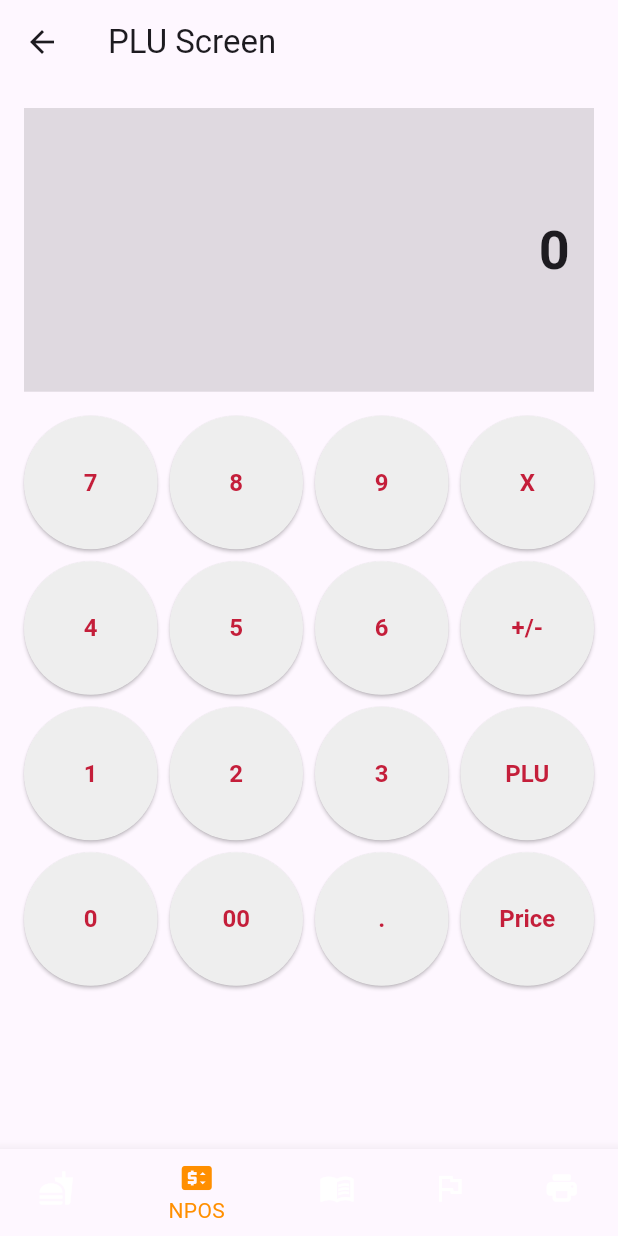
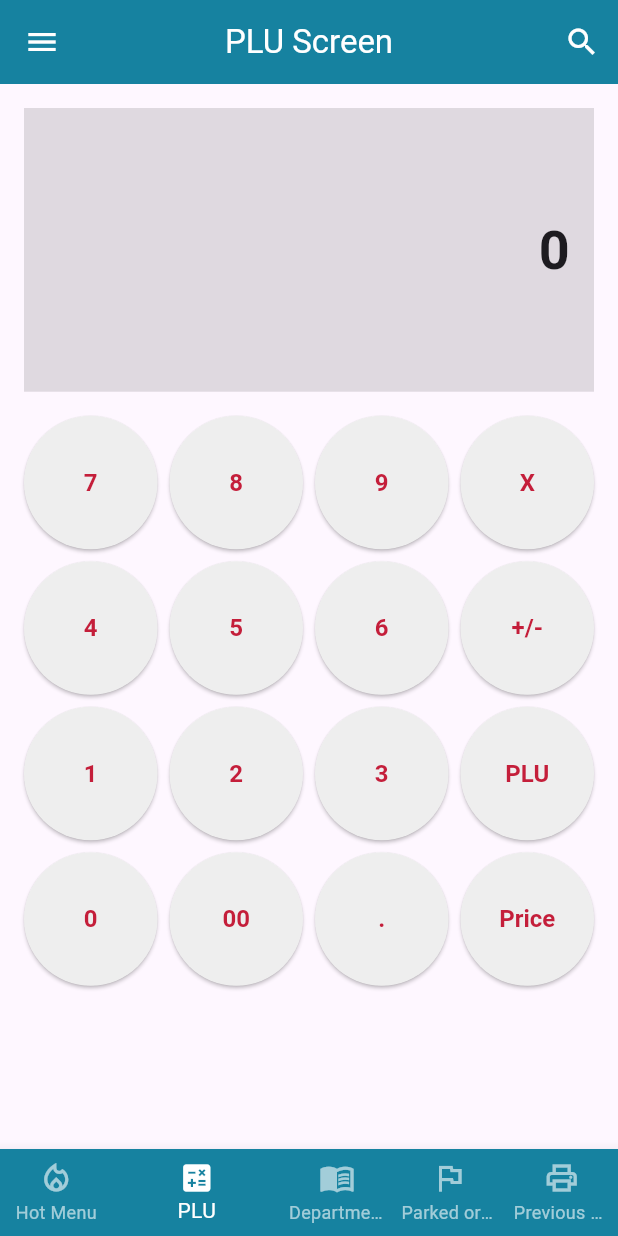
Before and after one commit to ShashiKha9/gal, a Flutter app: the App screen opened directly, item 2 of the bottom bar chosen, in the side drawer, after a tap on "PLU", on a phone screen of 412 x 824 dp. Run offline on Flutter 3.47's test engine with Material 3 defaults, Android fonts, the phone set to English and light mode, and no system bars; our stand-ins replace audioplayers, flutter_speed_dial, fluttertoast, reorderable_grid_view, shared_preferences; accounts and stored records are empty.

Commit message:
UI Fixing

```diff
--- a/lib/app.dart
+++ b/lib/app.dart
@@ -3,6 +3,7 @@ import 'package:galaxy_mini/screens/PLU.dart';
 import 'package:galaxy_mini/screens/department.dart';
 import 'package:galaxy_mini/screens/item_page.dart';
 import 'package:galaxy_mini/screens/park_orders.dart';
+import 'package:galaxy_mini/theme/app_colors.dart';
 import 'package:galaxy_mini/utils/keys.dart';
 import 'components/side_drawer.dart';
 import 'home_page.dart';
@@ -20,9 +21,7 @@ class _AppState extends State<App> {
     const ItemPage(),
     const PLUScreen(),
     const DepartmentPage(),
-    const ParkOrderScreen(
-      parkedOrders: [],
-    ),
+    const ParkOrderScreen(),
     const HomePage(),
   ];
 
@@ -35,50 +34,62 @@ class _AppState extends State<App> {
   @override
   void initState() {
     super.initState();
-    // _syncProvider.getItemsAll();
-    // _syncProvider.getDepartmentsAll();
-    // _fetchInitialData();
   }
 
   @override
   Widget build(BuildContext context) {
     return Scaffold(
-      // Set the background color for the Scaffold
-      key: scaffoldKey, // Use MainAppBar here with widget.title
+      key: scaffoldKey,
       drawer: const SideDrawer(),
       body: Center(
         child: _widgetOptions.elementAt(_selectedIndex),
       ),
-      bottomNavigationBar: Container(
-        color: const Color(
-            0xFFC41E3A), // Red background color for the BottomNavigationBar
+      bottomNavigationBar: Theme(
+        data: Theme.of(context).copyWith(
+          splashColor: Colors.transparent,
+          highlightColor: Colors.transparent,
+        ),
         child: BottomNavigationBar(
-          items: const <BottomNavigationBarItem>[
+          selectedItemColor: Colors.white,
+          unselectedItemColor: Colors.white60,
+          showSelectedLabels: true,
+          showUnselectedLabels: true,
+          unselectedLabelStyle: const TextStyle(color: Colors.white60),
+          onTap: _onItemTapped,
+          currentIndex: _selectedIndex,
+          backgroundColor: AppColors.greenTwo,
+          items: const [
             BottomNavigationBarItem(
-              icon: Icon(Icons.fastfood),
               label: 'Hot Menu',
+              icon: Icon(Icons.local_fire_department_outlined),
+              activeIcon: Icon(Icons.local_fire_department),
+              backgroundColor: AppColors.greenTwo,
             ),
             BottomNavigationBarItem(
-              icon: Icon(Icons.price_change),
-              label: 'NPOS',
+              label: 'PLU',
+              icon: Icon(Icons.calculate_outlined),
+              activeIcon: Icon(Icons.calculate),
+              backgroundColor: AppColors.greenTwo,
             ),
             BottomNavigationBarItem(
+              label: 'Department',
               icon: Icon(Icons.menu_book),
-              label: 'Department',
+              activeIcon: Icon(Icons.menu_book),
+              backgroundColor: AppColors.greenTwo,
             ),
             BottomNavigationBarItem(
+              label: 'Parked orders',
               icon: Icon(Icons.flag_outlined),
-              label: 'Parked orders',
+              activeIcon: Icon(Icons.flag),
+              backgroundColor: AppColors.greenTwo,
             ),
             BottomNavigationBarItem(
-              icon: Icon(Icons.print_rounded),
               label: 'Previous bill',
+              icon: Icon(Icons.print_outlined),
+              activeIcon: Icon(Icons.print),
+              backgroundColor: AppColors.greenTwo,
             ),
           ],
-          currentIndex: _selectedIndex,
-          selectedItemColor: Colors.amber[800], // Color for selected item
-          unselectedItemColor: Colors.white, // Color for unselected items
-          onTap: _onItemTapped,
         ),
       ),
     );
--- a/lib/components/main_appbar.dart
+++ b/lib/components/main_appbar.dart
@@ -1,4 +1,5 @@
 import 'package:flutter/material.dart';
+import 'package:galaxy_mini/theme/app_colors.dart';
 import '../utils/keys.dart';
 
 class MainAppBar extends StatefulWidget implements PreferredSizeWidget {
@@ -47,6 +48,8 @@ class _MainAppBarState extends State<MainAppBar> {
   @override
   Widget build(BuildContext context) {
     return AppBar(
+      centerTitle: true,
+      backgroundColor: AppColors.greenTwo,
       title: _isSearching
           ? TextField(
               controller: _searchController,
@@ -59,11 +62,17 @@ class _MainAppBarState extends State<MainAppBar> {
               style: const TextStyle(color: Colors.black, fontSize: 16.0),
               onChanged: widget.onSearch, // Dynamic search
             )
-          : Text(widget.title),
+          : Text(
+              widget.title,
+              style: const TextStyle(color: Colors.white),
+            ),
       leading: Builder(
         builder: (BuildContext context) {
           return IconButton(
-            icon: const Icon(Icons.menu),
+            icon: const Icon(
+              Icons.menu,
+              color: Colors.white,
+            ),
             onPressed: () {
               scaffoldKey.currentState!.openDrawer();
             },
@@ -73,12 +82,18 @@ class _MainAppBarState extends State<MainAppBar> {
       actions: <Widget>[
         if (_isSearching)
           IconButton(
-            icon: const Icon(Icons.clear),
+            icon: const Icon(
+              Icons.clear,
+              color: Colors.white,
+            ),
             onPressed: _stopSearch,
           )
         else
           IconButton(
-            icon: const Icon(Icons.search),
+            icon: const Icon(
+              Icons.search,
+              color: Colors.white,
+            ),
             onPressed: _startSearch,
           ),
       ],
--- a/lib/components/side_drawer.dart
+++ b/lib/components/side_drawer.dart
@@ -1,6 +1,7 @@
 import 'package:flutter/material.dart';
 import 'package:galaxy_mini/screens/settings.dart';
 import 'package:galaxy_mini/provider/sync_provider.dart'; // Import SyncProvider
+import 'package:galaxy_mini/theme/app_colors.dart';
 import 'package:provider/provider.dart'; // Import Provider
 
 class SideDrawer extends StatelessWidget {
@@ -14,7 +15,7 @@ class SideDrawer extends StatelessWidget {
         children: <Widget>[
           const DrawerHeader(
             decoration: BoxDecoration(
-              color: Color(0xFFC41E3A),
+              color: AppColors.greenTwo,
             ),
             child: Text('Menu'),
           ),
@@ -59,7 +60,8 @@ class SideDrawer extends StatelessWidget {
               await syncProvider.getCustomerAll();
               await syncProvider.getPaymentAll();
               await syncProvider.getOfferAll();
-              await syncProvider.getKotMessageAll();// If you have another API to call
+              await syncProvider.getOfferAll();
+              await syncProvider.getKotMessageAll();
 
               // Check if the widget is still mounted before calling Navigator.pop
               if (context.mounted) {
--- a/lib/screens/item_page.dart
+++ b/lib/screens/item_page.dart
@@ -4,6 +4,7 @@ import 'package:galaxy_mini/components/main_appbar.dart';
 import 'package:galaxy_mini/models/Item_model.dart';
 import 'package:galaxy_mini/provider/sync_provider.dart';
 import 'package:galaxy_mini/screens/billing.dart';
+import 'package:galaxy_mini/theme/app_colors.dart';
 import 'package:provider/provider.dart';
 
 class ItemPage extends StatefulWidget {
@@ -100,9 +101,10 @@ class _ItemPageState extends State<ItemPage> {
   Widget build(BuildContext context) {
     _syncProvider.loadItemsOrder();
     return Scaffold(
+      backgroundColor: Colors.white,
       appBar: MainAppBar(
         title: 'Galaxy Mini',
-        onSearch: (String) {},
+        onSearch: (p0) {},
       ),
       body: Column(
         children: [
@@ -111,11 +113,13 @@ class _ItemPageState extends State<ItemPage> {
                 Consumer<SyncProvider>(builder: (context, syncProvider, child) {
               log(syncProvider.itemList.length.toString(),
                   name: 'Consumer length');
-              return GridView.builder(
+              return Padding(
+                padding: const EdgeInsets.all(8),
+                child: GridView.builder(
                   gridDelegate: const SliverGridDelegateWithFixedCrossAxisCount(
                     crossAxisCount: 3,
-                  crossAxisSpacing: 8.0,
-                  mainAxisSpacing: 8.0,
+                    crossAxisSpacing: 8,
+                    mainAxisSpacing: 8,
                     childAspectRatio: 1,
                   ),
                   itemCount: syncProvider.itemList.length,
@@ -128,14 +132,14 @@ class _ItemPageState extends State<ItemPage> {
                           color: Colors.white,
                           borderRadius: BorderRadius.circular(8.0),
                           border: Border.all(
-                          color: const Color(0xFFC41E3A),
+                            color: AppColors.greenTwo,
                             width: 1.5,
                           ),
                           boxShadow: [
                             BoxShadow(
                               color: Colors.grey.withOpacity(0.3),
-                            spreadRadius: 2,
-                            blurRadius: 5,
+                              spreadRadius: 1,
+                              blurRadius: 2,
                               offset: const Offset(0, 3),
                             ),
                           ],
@@ -153,6 +157,7 @@ class _ItemPageState extends State<ItemPage> {
                       ),
                     );
                   },
+                ),
               );
             }),
           ),
--- a/lib/screens/plu.dart
+++ b/lib/screens/plu.dart
@@ -1,4 +1,5 @@
 import 'package:flutter/material.dart';
+import 'package:galaxy_mini/components/main_appbar.dart';
 
 class PLUScreen extends StatelessWidget {
   const PLUScreen({super.key});
@@ -6,8 +7,9 @@ class PLUScreen extends StatelessWidget {
   @override
   Widget build(BuildContext context) {
     return Scaffold(
-      appBar: AppBar(
-        title: const Text('PLU Screen'),
+      appBar: MainAppBar(
+        title: "PLU Screen",
+        onSearch: (p0) {},
       ),
       body: Padding(
         padding: const EdgeInsets.all(16.0),
--- /dev/null
+++ b/lib/theme/app_colors.dart
@@ -0,0 +1,9 @@
+import 'package:flutter/material.dart';
+
+class AppColors {
+  static const greenOne = Color(0xFF086079);
+  static const greenTwo = Color(0xFF1682A0);
+  static const greenThree = Color(0xFF3B8CA2);
+  static const red = Color(0xFFE9515F);
+  static const lightGrey = Color(0xFFD6D6D6);
+}
```
Also changed, not shown: lib/home_page.dart (+90 -39 lines), lib/main.dart (+6 -7 lines), lib/screens/auth/splash_screen.dart (added, +43 -0 lines), lib/screens/park_orders.dart (+5 -4 lines), lib/screens/settings.dart (+19 -2 lines), lib/theme/app_assets.dart (added, +7 -0 lines), lib/theme/font_theme.dart (added, +8 -0 lines), 6 other files. Lines whose indentation alone changed are shown as unchanged.
